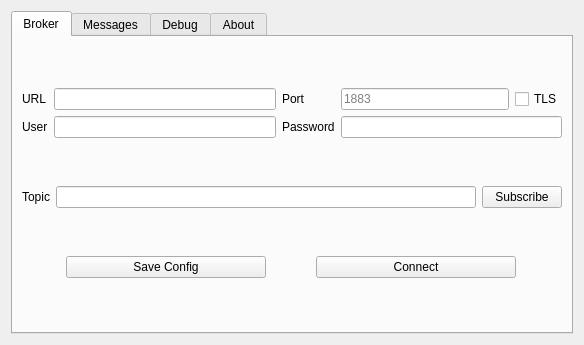
Before: the Qt Designer form ui/resources/mxtt_ui.ui in lmtreser/mxtt, drawn with Qt 5.
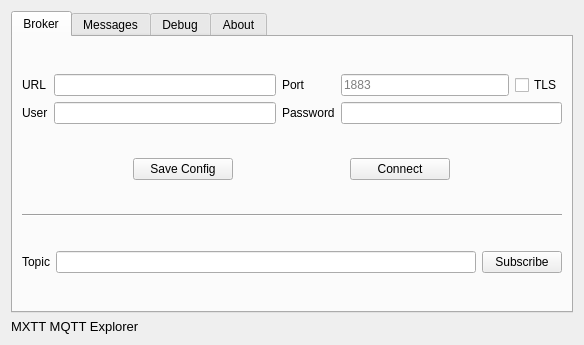
After: the same form once the commit is applied.

What changed in the file:
```diff
--- a/ui/resources/mxtt_ui.ui
+++ b/ui/resources/mxtt_ui.ui
@@ -119,6 +119,49 @@
          </item>
         </layout>
        </item>
+       <item>
+        <layout class="QHBoxLayout" name="horizontalLayout">
+         <item>
+          <widget class="QPushButton" name="pb_config_save">
+           <property name="maximumSize">
+            <size>
+             <width>100</width>
+             <height>16777215</height>
+            </size>
+           </property>
+           <property name="text">
+            <string>Save Config</string>
+           </property>
+          </widget>
+         </item>
+         <item>
+          <widget class="QPushButton" name="pb_connect">
+           <property name="maximumSize">
+            <size>
+             <width>100</width>
+             <height>16777215</height>
+            </size>
+           </property>
+           <property name="layoutDirection">
+            <enum>Qt::LeftToRight</enum>
+           </property>
+           <property name="text">
+            <string>Connect</string>
+           </property>
+           <property name="flat">
+            <bool>false</bool>
+           </property>
+          </widget>
+         </item>
+        </layout>
+       </item>
+       <item>
+        <widget class="Line" name="line">
+         <property name="orientation">
+          <enum>Qt::Horizontal</enum>
+         </property>
+        </widget>
+       </item>
        <item>
         <layout class="QHBoxLayout" name="horizontalLayout_4">
          <item>
@@ -140,36 +183,6 @@
          </item>
         </layout>
        </item>
-       <item>
-        <layout class="QHBoxLayout" name="horizontalLayout">
-         <item>
-          <widget class="QPushButton" name="pb_config_save">
-           <property name="maximumSize">
-            <size>
-             <width>200</width>
-             <height>16777215</height>
-            </size>
-           </property>
-           <property name="text">
-            <string>Save Config</string>
-           </property>
-          </widget>
-         </item>
-         <item>
-          <widget class="QPushButton" name="pb_connect">
-           <property name="maximumSize">
-            <size>
-             <width>200</width>
-             <height>16777215</height>
-            </size>
-           </property>
-           <property name="text">
-            <string>Connect</string>
-           </property>
-          </widget>
-         </item>
-        </layout>
-       </item>
       </layout>
      </widget>
      <widget class="QWidget" name="tab_messages">
@@ -265,6 +278,25 @@
      </widget>
     </widget>
    </item>
+   <item>
+    <widget class="QLabel" name="label_status">
+     <property name="font">
+      <font>
+       <pointsize>10</pointsize>
+       <italic>false</italic>
+      </font>
+     </property>
+     <property name="frameShape">
+      <enum>QFrame::NoFrame</enum>
+     </property>
+     <property name="lineWidth">
+      <number>1</number>
+     </property>
+     <property name="text">
+      <string>MXTT MQTT Explorer</string>
+     </property>
+    </widget>
+   </item>
   </layout>
  </widget>
  <tabstops>
```
